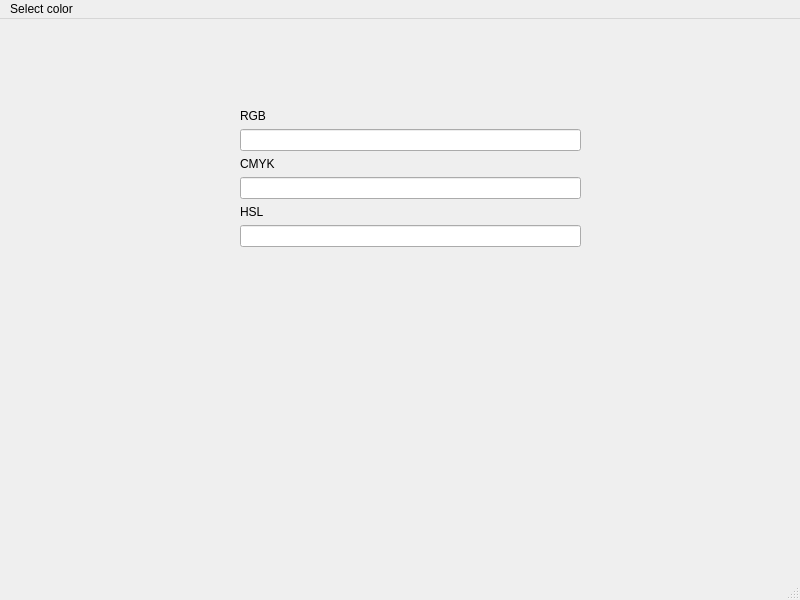
The window that mainwindow.ui (Vanohime/pkg_lab1) describes before a commit, drawn with Qt 5.
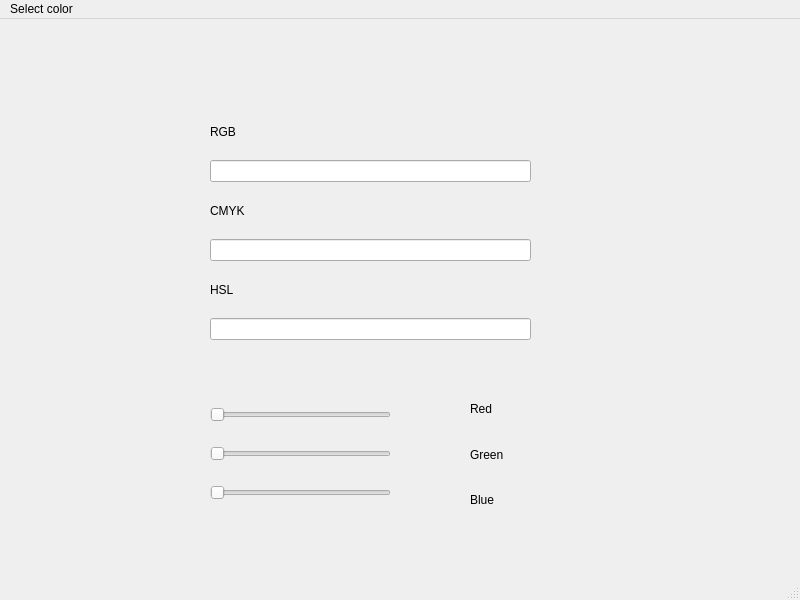
The same window after the commit.

Patch:
```diff
--- a/mainwindow.ui
+++ b/mainwindow.ui
@@ -14,13 +14,26 @@
    <string>MainWindow</string>
   </property>
   <widget class="QWidget" name="centralwidget">
-   <widget class="QWidget" name="">
+   <widget class="QLabel" name="message_label">
     <property name="geometry">
      <rect>
-      <x>240</x>
+      <x>210</x>
+      <y>330</y>
+      <width>311</width>
+      <height>51</height>
+     </rect>
+    </property>
+    <property name="text">
+     <string/>
+    </property>
+   </widget>
+   <widget class="QWidget" name="layoutWidget">
+    <property name="geometry">
+     <rect>
+      <x>210</x>
       <y>90</y>
-      <width>341</width>
-      <height>261</height>
+      <width>321</width>
+      <height>231</height>
      </rect>
     </property>
     <layout class="QVBoxLayout" name="verticalLayout_2">
@@ -58,8 +71,109 @@
        </item>
       </layout>
      </item>
+    </layout>
+   </widget>
+   <widget class="QWidget" name="layoutWidget">
+    <property name="geometry">
+     <rect>
+      <x>210</x>
+      <y>370</y>
+      <width>181</width>
+      <height>131</height>
+     </rect>
+    </property>
+    <layout class="QVBoxLayout" name="verticalLayout_3">
      <item>
-      <widget class="QLabel" name="message_label">
+      <widget class="QSlider" name="red_slider">
+       <property name="maximum">
+        <number>255</number>
+       </property>
+       <property name="orientation">
+        <enum>Qt::Horizontal</enum>
+       </property>
+      </widget>
+     </item>
+     <item>
+      <widget class="QSlider" name="green_slider">
+       <property name="maximum">
+        <number>255</number>
+       </property>
+       <property name="orientation">
+        <enum>Qt::Horizontal</enum>
+       </property>
+      </widget>
+     </item>
+     <item>
+      <widget class="QSlider" name="blue_slider">
+       <property name="maximum">
+        <number>255</number>
+       </property>
+       <property name="orientation">
+        <enum>Qt::Horizontal</enum>
+       </property>
+      </widget>
+     </item>
+    </layout>
+   </widget>
+   <widget class="QWidget" name="layoutWidget">
+    <property name="geometry">
+     <rect>
+      <x>470</x>
+      <y>370</y>
+      <width>81</width>
+      <height>131</height>
+     </rect>
+    </property>
+    <layout class="QVBoxLayout" name="verticalLayout_4">
+     <item>
+      <widget class="QLabel" name="label_4">
+       <property name="text">
+        <string>Red</string>
+       </property>
+      </widget>
+     </item>
+     <item>
+      <widget class="QLabel" name="label_5">
+       <property name="text">
+        <string>Green</string>
+       </property>
+      </widget>
+     </item>
+     <item>
+      <widget class="QLabel" name="label_6">
+       <property name="text">
+        <string>Blue</string>
+       </property>
+      </widget>
+     </item>
+    </layout>
+   </widget>
+   <widget class="QWidget" name="">
+    <property name="geometry">
+     <rect>
+      <x>400</x>
+      <y>370</y>
+      <width>61</width>
+      <height>131</height>
+     </rect>
+    </property>
+    <layout class="QVBoxLayout" name="verticalLayout_5">
+     <item>
+      <widget class="QLabel" name="red_sl_val">
+       <property name="text">
+        <string/>
+       </property>
+      </widget>
+     </item>
+     <item>
+      <widget class="QLabel" name="green_sl_val">
+       <property name="text">
+        <string/>
+       </property>
+      </widget>
+     </item>
+     <item>
+      <widget class="QLabel" name="blue_sl_val">
        <property name="text">
         <string/>
        </property>
```
